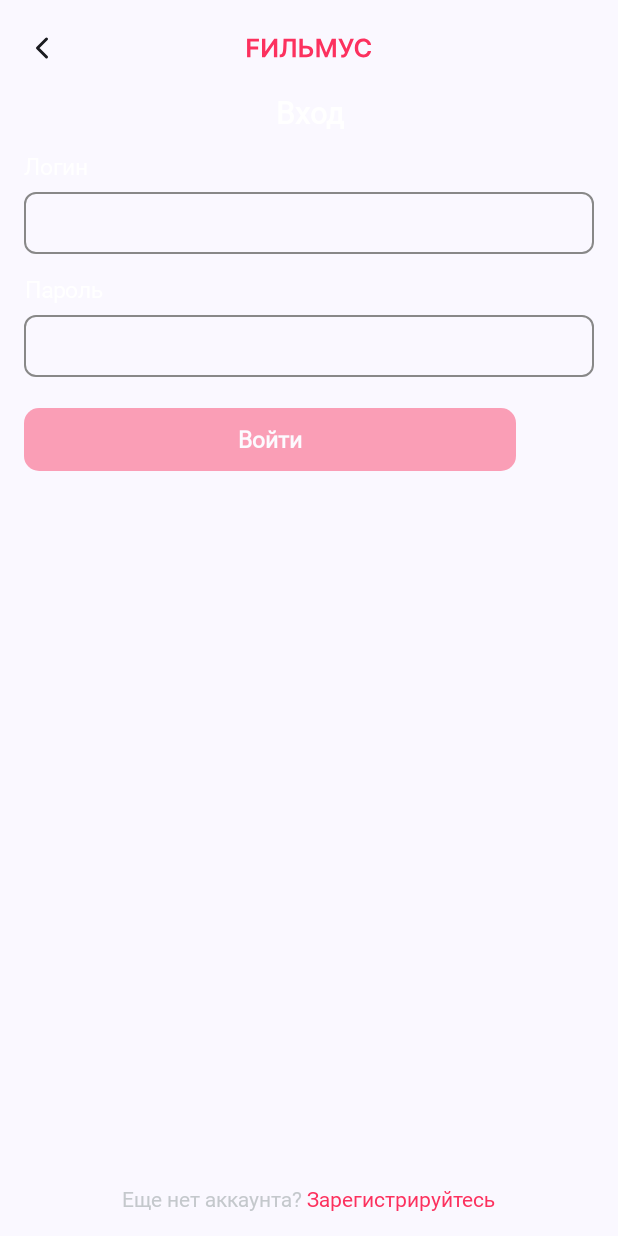
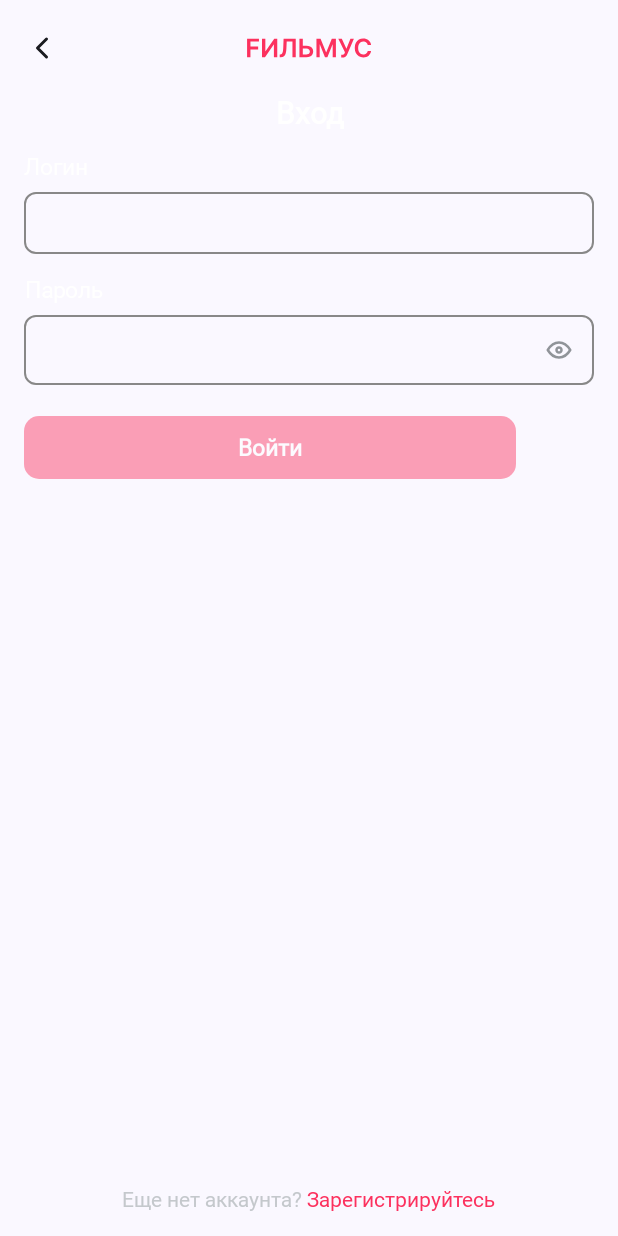
Before and after one commit to cah999/filmus-mobile-app, an Android app built with Jetpack Compose: the screen it shows after launch (MainActivity), after a tap on "Login", on a phone screen of 412 x 824 dp. Run offline under Robolectric (Android 15) with nearby library versions, the phone set to English and light mode, and no system bars; Roboto replaces fonts that are not available here.

Commit message:
feature update: added eye for show or hide password in TextFiled

```diff
--- a/app/src/main/java/com/example/filmus/ui/fields/CustomTextField.kt
+++ b/app/src/main/java/com/example/filmus/ui/fields/CustomTextField.kt
@@ -1,47 +1,55 @@
 package com.example.filmus.ui.fields
 
+import androidx.compose.foundation.Image
 import androidx.compose.foundation.background
 import androidx.compose.foundation.border
 import androidx.compose.foundation.layout.Arrangement
 import androidx.compose.foundation.layout.Row
 import androidx.compose.foundation.layout.fillMaxWidth
+import androidx.compose.foundation.layout.height
 import androidx.compose.foundation.layout.padding
+import androidx.compose.foundation.layout.width
 import androidx.compose.foundation.shape.RoundedCornerShape
 import androidx.compose.foundation.text.BasicTextField
 import androidx.compose.foundation.text.KeyboardOptions
+import androidx.compose.material3.IconButton
 import androidx.compose.runtime.Composable
+import androidx.compose.runtime.MutableState
+import androidx.compose.runtime.mutableStateOf
+import androidx.compose.runtime.remember
 import androidx.compose.ui.Alignment
 import androidx.compose.ui.Modifier
 import androidx.compose.ui.graphics.Color
 import androidx.compose.ui.graphics.SolidColor
+import androidx.compose.ui.res.painterResource
 import androidx.compose.ui.text.TextStyle
 import androidx.compose.ui.text.font.Font
 import androidx.compose.ui.text.font.FontFamily
 import androidx.compose.ui.text.font.FontWeight
+import androidx.compose.ui.text.input.PasswordVisualTransformation
+import androidx.compose.ui.text.input.VisualTransformation
 import androidx.compose.ui.unit.dp
 import androidx.compose.ui.unit.sp
 import com.example.filmus.R
 
 @Composable
 fun CustomTextField(
-    // todo вынести пустую строку в константы
-//    textFieldValue: String = SyncStateContract.Constants.EMPTY_STRING,
+    // todo const
     textFieldValue: String = "",
     outlinedColor: Color = Color.Gray,
     containerColor: Color = Color.Transparent,
     onValueChange: (String) -> Unit,
-    keyboardOptions: KeyboardOptions = KeyboardOptions.Default
+    keyboardOptions: KeyboardOptions = KeyboardOptions.Default,
+    isPassword: Boolean,
+    isPasswordVisible: MutableState<Boolean> = remember { mutableStateOf(!isPassword) },
+
     ) {
-    BasicTextField(
-        modifier = Modifier
+    BasicTextField(modifier = Modifier
         .background(
-                color = containerColor,
-                shape = RoundedCornerShape(8.dp)
+            color = containerColor, shape = RoundedCornerShape(8.dp)
         )
         .border(
-                width = 1.dp,
-                color = outlinedColor,
-                shape = RoundedCornerShape(8.dp)
+            width = 1.dp, color = outlinedColor, shape = RoundedCornerShape(8.dp)
         )
         .fillMaxWidth(),
         value = textFieldValue,
@@ -53,6 +61,7 @@
             color = Color(0xFFFFFFFF),
         ),
         keyboardOptions = keyboardOptions,
+        visualTransformation = if (isPasswordVisible.value) VisualTransformation.None else PasswordVisualTransformation(),
         singleLine = true,
         enabled = true,
         cursorBrush = SolidColor(Color.White),
@@ -65,7 +74,22 @@
                 horizontalArrangement = Arrangement.SpaceBetween
             ) {
                 innerTextField()
+                if (isPassword) {
+                    IconButton(
+                        onClick = { isPasswordVisible.value = !isPasswordVisible.value },
+                        modifier = Modifier
+                            .padding(1.dp)
+                            .width(20.dp)
+                            .height(20.dp)
+                    ) {
+                        Image(
+                            painter = if (isPasswordVisible.value) painterResource(id = R.drawable.eye_crossed) else painterResource(
+                                id = R.drawable.eye
+                            ),
+                            contentDescription = if (isPasswordVisible.value) "Hide Password" else "Show Password"
+                        )
                     }
                 }
-    )
             }
+        })
+}
--- a/app/src/main/java/com/example/filmus/ui/screens/LoginScreen.kt
+++ b/app/src/main/java/com/example/filmus/ui/screens/LoginScreen.kt
@@ -88,6 +88,7 @@
                 onValueChange = { username = it },
                 textFieldValue = username,
                 keyboardOptions = KeyboardOptions.Default.copy(imeAction = ImeAction.Next),
+                isPassword = false
             )
             Spacer(modifier = Modifier.height(15.dp))
             Text(
@@ -105,6 +106,7 @@
                 onValueChange = { password = it },
                 textFieldValue = password,
                 keyboardOptions = KeyboardOptions.Default.copy(imeAction = ImeAction.Done),
+                isPassword = true
             )
 
             Spacer(modifier = Modifier.height(20.dp))
--- /dev/null
+++ b/app/src/main/res/drawable/eye.xml
@@ -0,0 +1,24 @@
+<vector xmlns:android="http://schemas.android.com/apk/res/android"
+    android:width="20dp"
+    android:height="20dp"
+    android:viewportWidth="20"
+    android:viewportHeight="20">
+  <group>
+    <clip-path
+        android:pathData="M0,0h20v20h-20z"/>
+    <path
+        android:pathData="M8.333,10C8.333,10.442 8.509,10.866 8.821,11.179C9.134,11.491 9.558,11.667 10,11.667C10.442,11.667 10.866,11.491 11.178,11.179C11.491,10.866 11.667,10.442 11.667,10C11.667,9.558 11.491,9.134 11.178,8.822C10.866,8.509 10.442,8.333 10,8.333C9.558,8.333 9.134,8.509 8.821,8.822C8.509,9.134 8.333,9.558 8.333,10Z"
+        android:strokeLineJoin="round"
+        android:strokeWidth="1.66667"
+        android:fillColor="#00000000"
+        android:strokeColor="#909499"
+        android:strokeLineCap="round"/>
+    <path
+        android:pathData="M17.5,10C15.5,13.333 13,15 10,15C7,15 4.5,13.333 2.5,10C4.5,6.667 7,5 10,5C13,5 15.5,6.667 17.5,10Z"
+        android:strokeLineJoin="round"
+        android:strokeWidth="1.66667"
+        android:fillColor="#00000000"
+        android:strokeColor="#909499"
+        android:strokeLineCap="round"/>
+  </group>
+</vector>
--- /dev/null
+++ b/app/src/main/res/drawable/eye_crossed.xml
@@ -0,0 +1,31 @@
+<vector xmlns:android="http://schemas.android.com/apk/res/android"
+    android:width="20dp"
+    android:height="20dp"
+    android:viewportWidth="20"
+    android:viewportHeight="20">
+  <group>
+    <clip-path
+        android:pathData="M0,0h20v20h-20z"/>
+    <path
+        android:pathData="M8.821,8.823C8.508,9.135 8.333,9.559 8.333,10.001C8.333,10.443 8.509,10.867 8.821,11.18C9.134,11.492 9.558,11.668 10,11.668C10.442,11.667 10.866,11.492 11.178,11.179"
+        android:strokeLineJoin="round"
+        android:strokeWidth="1.66667"
+        android:fillColor="#00000000"
+        android:strokeColor="#909499"
+        android:strokeLineCap="round"/>
+    <path
+        android:pathData="M13.901,13.894C12.732,14.626 11.379,15.009 10,15C7,15 4.5,13.333 2.5,10C3.56,8.233 4.76,6.935 6.1,6.105M8.483,5.15C8.983,5.049 9.491,4.999 10,5C13,5 15.5,6.667 17.5,10C16.945,10.925 16.351,11.722 15.718,12.392"
+        android:strokeLineJoin="round"
+        android:strokeWidth="1.66667"
+        android:fillColor="#00000000"
+        android:strokeColor="#909499"
+        android:strokeLineCap="round"/>
+    <path
+        android:pathData="M2.5,2.5L17.5,17.5"
+        android:strokeLineJoin="round"
+        android:strokeWidth="1.66667"
+        android:fillColor="#00000000"
+        android:strokeColor="#909499"
+        android:strokeLineCap="round"/>
+  </group>
+</vector>
```
Lines whose indentation alone changed are shown as unchanged.
